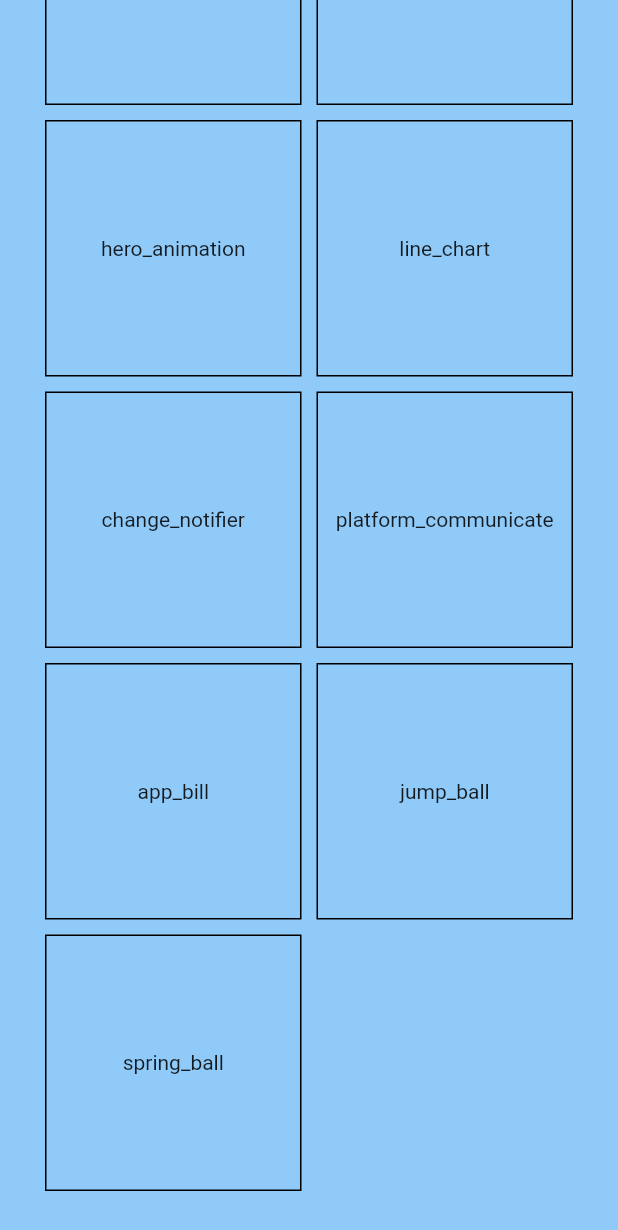
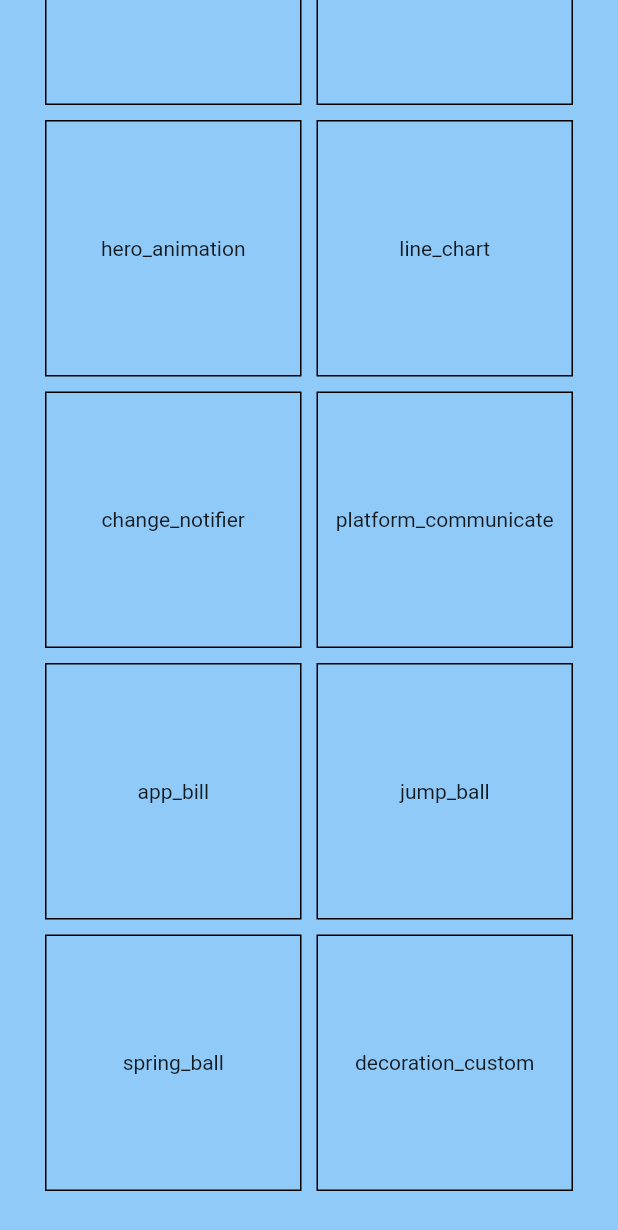
Before and after one commit to muchunping/flutter_demo, a Flutter app: the screen it shows after launch, scrolled down 312 dp, on a phone screen of 412 x 824 dp. Shown: the top 1230 px of the screen. Run offline on Flutter 3.47's test engine with Material 2 defaults, Android fonts, the phone set to English and light mode, and no system bars.

Commit message:
add DecorationApp

```diff
--- a/lib/main.dart
+++ b/lib/main.dart
@@ -3,6 +3,7 @@ import 'package:flutter/services.dart';
 import 'package:flutterdemo/demo/jumper.dart';
 import 'demo/app_bill.dart';
 import 'demo/change_notifier.dart';
+import 'demo/decoration_custom.dart';
 import 'demo/guillotine_menu.dart';
 import 'demo/hero_animation.dart';
 import 'demo/line_chart.dart';
@@ -25,6 +26,7 @@ var routes = {
   "app_bill": (c) => new BillApp(),
   "jump_ball": (c) => new JumperApp(),
   "spring_ball": (c) => new SpringBallApp(),
+  "decoration_custom": (c) => new DecorationApp(),
 };
 
 //全局唯一实例，防止下次进入页面重复创建
```
